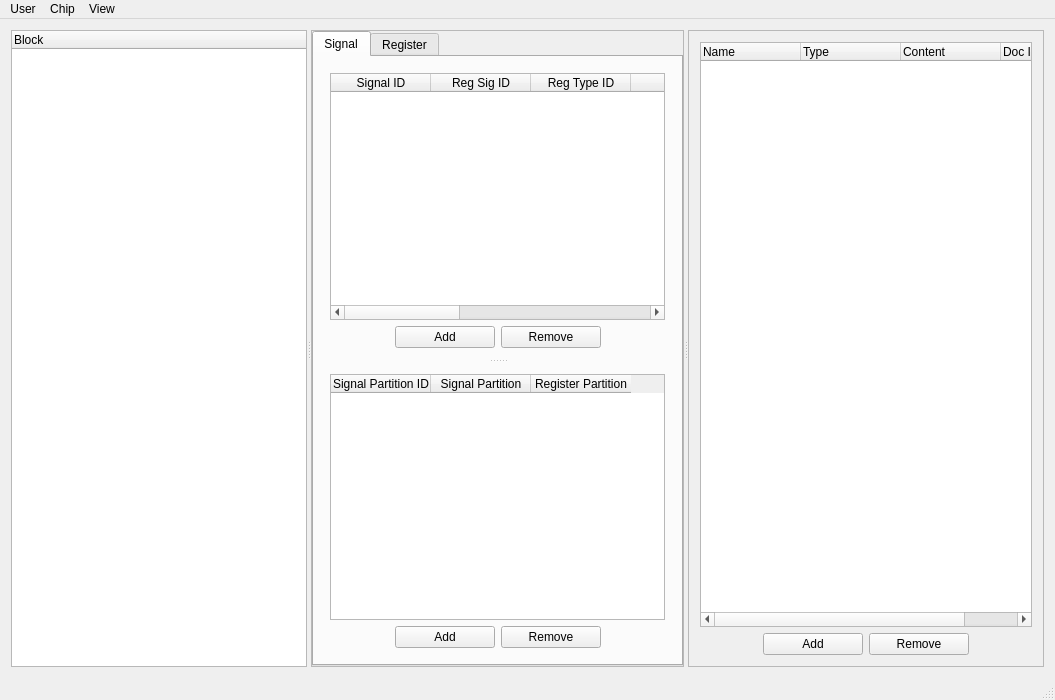
Above: register_manager.ui from ZhihongLei/IASRegisterManager before the change. Below: the same form after it.
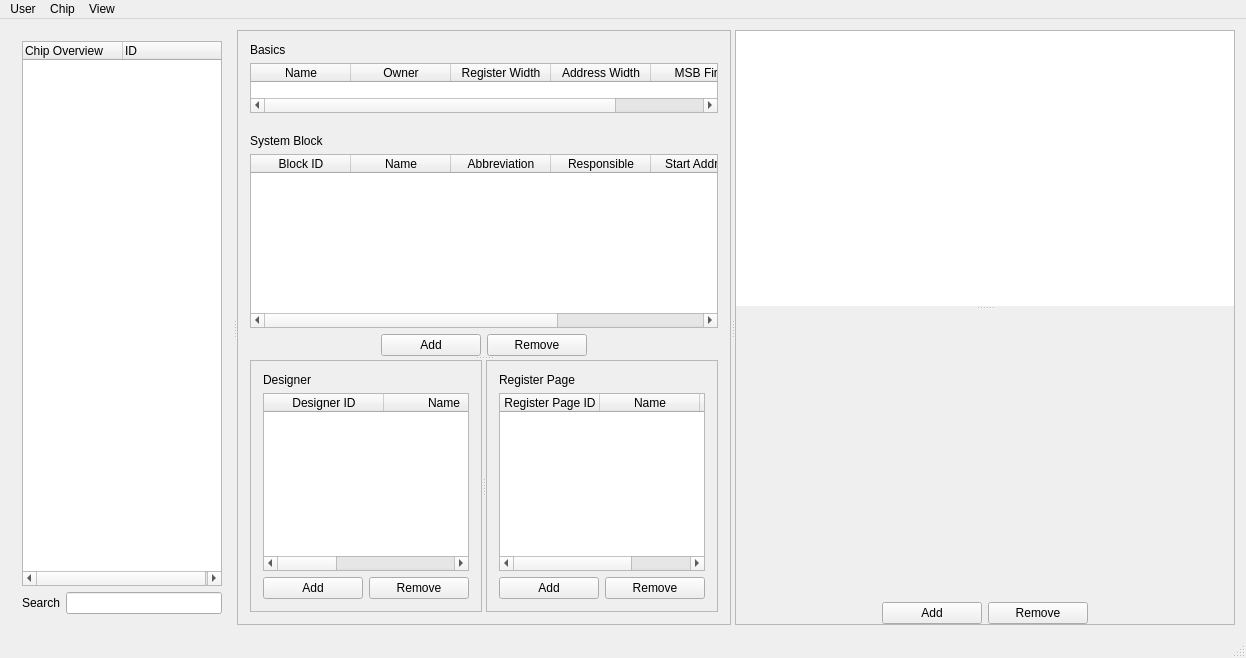
That is the form after the change. The open tabs and pages were chosen to show the change. Custom widgets are drawn as their Qt base class.

```diff
--- a/register_manager.ui
+++ b/register_manager.ui
@@ -6,8 +6,8 @@
    <rect>
     <x>0</x>
     <y>0</y>
-    <width>1055</width>
-    <height>700</height>
+    <width>1245</width>
+    <height>658</height>
    </rect>
   </property>
   <property name="sizePolicy">
@@ -20,12 +20,15 @@
    <string>IAS Register Manmager</string>
   </property>
   <widget class="QWidget" name="centralWidget">
-   <layout class="QHBoxLayout" name="horizontalLayout_4">
+   <layout class="QHBoxLayout" name="horizontalLayout_3">
     <item>
      <widget class="QSplitter" name="splitterMain">
       <property name="orientation">
        <enum>Qt::Horizontal</enum>
       </property>
+      <widget class="QWidget" name="layoutWidget">
+       <layout class="QVBoxLayout" name="layoutOverview">
+        <item>
       <widget class="QTreeWidget" name="treeWidgetBlock">
        <property name="sizePolicy">
         <sizepolicy hsizetype="Expanding" vsizetype="Expanding">
@@ -41,11 +44,39 @@
        </property>
        <column>
         <property name="text">
-         <string>Block</string>
-        </property>
-       </column>
-      </widget>
-      <widget class="QFrame" name="frameWorking">
+            <string>Chip Overview</string>
+           </property>
+          </column>
+          <column>
+           <property name="text">
+            <string>ID</string>
+           </property>
+          </column>
+         </widget>
+        </item>
+        <item>
+         <layout class="QHBoxLayout" name="layoutSearch">
+          <item>
+           <widget class="QLabel" name="labelSearch">
+            <property name="text">
+             <string>Search</string>
+            </property>
+           </widget>
+          </item>
+          <item>
+           <widget class="QLineEdit" name="lineEditSearch"/>
+          </item>
+         </layout>
+        </item>
+       </layout>
+      </widget>
+      <widget class="QFrame" name="frameMain">
+       <property name="frameShape">
+        <enum>QFrame::NoFrame</enum>
+       </property>
+       <property name="frameShadow">
+        <enum>QFrame::Raised</enum>
+       </property>
        <layout class="QHBoxLayout" name="horizontalLayout_2">
         <property name="leftMargin">
          <number>0</number>
@@ -60,23 +91,33 @@
          <number>0</number>
         </property>
         <item>
-         <widget class="QStackedWidget" name="stackedWidget">
+         <widget class="QSplitter" name="splitterWorking">
+          <property name="orientation">
+           <enum>Qt::Horizontal</enum>
+          </property>
+          <widget class="QStackedWidget" name="stackedWidgetChipEditor">
+           <property name="frameShape">
+            <enum>QFrame::StyledPanel</enum>
+           </property>
+           <property name="frameShadow">
+            <enum>QFrame::Raised</enum>
+           </property>
           <property name="currentIndex">
            <number>1</number>
           </property>
           <widget class="QWidget" name="pageChip">
            <layout class="QVBoxLayout" name="verticalLayout_12">
             <property name="leftMargin">
-             <number>0</number>
+              <number>12</number>
             </property>
             <property name="topMargin">
-             <number>0</number>
+              <number>12</number>
             </property>
             <property name="rightMargin">
-             <number>0</number>
+              <number>12</number>
             </property>
             <property name="bottomMargin">
-             <number>0</number>
+              <number>12</number>
             </property>
             <item>
              <widget class="QSplitter" name="splitter_4">
@@ -86,14 +127,20 @@
               <property name="childrenCollapsible">
                <bool>false</bool>
               </property>
-              <widget class="QFrame" name="frame_2">
-               <property name="frameShape">
-                <enum>QFrame::StyledPanel</enum>
-               </property>
-               <property name="frameShadow">
-                <enum>QFrame::Raised</enum>
-               </property>
+               <widget class="QFrame" name="frameBlocks">
                <layout class="QHBoxLayout" name="horizontalLayout_13">
+                 <property name="leftMargin">
+                  <number>0</number>
+                 </property>
+                 <property name="topMargin">
+                  <number>0</number>
+                 </property>
+                 <property name="rightMargin">
+                  <number>0</number>
+                 </property>
+                 <property name="bottomMargin">
+                  <number>0</number>
+                 </property>
                 <item>
                  <layout class="QVBoxLayout" name="verticalLayout_9">
                   <item>
@@ -336,7 +383,7 @@
                <property name="childrenCollapsible">
                 <bool>false</bool>
                </property>
-               <widget class="QFrame" name="frame">
+                <widget class="QFrame" name="frameDesigner">
                 <property name="frameShape">
                  <enum>QFrame::StyledPanel</enum>
                 </property>
@@ -344,6 +391,18 @@
                  <enum>QFrame::Raised</enum>
                 </property>
                 <layout class="QHBoxLayout" name="horizontalLayout_17">
+                  <property name="leftMargin">
+                   <number>12</number>
+                  </property>
+                  <property name="topMargin">
+                   <number>12</number>
+                  </property>
+                  <property name="rightMargin">
+                   <number>12</number>
+                  </property>
+                  <property name="bottomMargin">
+                   <number>12</number>
+                  </property>
                  <item>
                   <layout class="QVBoxLayout" name="verticalLayout_7">
                    <item>
@@ -472,7 +531,7 @@
                  </item>
                 </layout>
                </widget>
-               <widget class="QFrame" name="frame_3">
+                <widget class="QFrame" name="frameRegPage">
                 <property name="frameShape">
                  <enum>QFrame::StyledPanel</enum>
                 </property>
@@ -480,6 +539,18 @@
                  <enum>QFrame::Raised</enum>
                 </property>
                 <layout class="QHBoxLayout" name="horizontalLayout_16">
+                  <property name="leftMargin">
+                   <number>12</number>
+                  </property>
+                  <property name="topMargin">
+                   <number>12</number>
+                  </property>
+                  <property name="rightMargin">
+                   <number>12</number>
+                  </property>
+                  <property name="bottomMargin">
+                   <number>12</number>
+                  </property>
                  <item>
                   <layout class="QVBoxLayout" name="verticalLayout_8">
                    <item>
@@ -611,35 +682,7 @@
            </layout>
           </widget>
           <widget class="QWidget" name="pageSystem">
-           <layout class="QHBoxLayout" name="horizontalLayout_15">
-            <property name="leftMargin">
-             <number>0</number>
-            </property>
-            <property name="topMargin">
-             <number>0</number>
-            </property>
-            <property name="rightMargin">
-             <number>0</number>
-            </property>
-            <property name="bottomMargin">
-             <number>0</number>
-            </property>
-            <item>
-             <widget class="QSplitter" name="splitterWorking">
-              <property name="orientation">
-               <enum>Qt::Horizontal</enum>
-              </property>
-              <property name="childrenCollapsible">
-               <bool>false</bool>
-              </property>
-              <widget class="QFrame" name="frameTab">
-               <property name="frameShape">
-                <enum>QFrame::StyledPanel</enum>
-               </property>
-               <property name="frameShadow">
-                <enum>QFrame::Raised</enum>
-               </property>
-               <layout class="QHBoxLayout" name="horizontalLayout_3">
+            <layout class="QVBoxLayout" name="verticalLayout_14">
                 <property name="leftMargin">
                  <number>0</number>
                 </property>
@@ -657,6 +700,12 @@
                   <property name="enabled">
                    <bool>true</bool>
                   </property>
+               <property name="sizePolicy">
+                <sizepolicy hsizetype="Preferred" vsizetype="Expanding">
+                 <horstretch>0</horstretch>
+                 <verstretch>0</verstretch>
+                </sizepolicy>
+               </property>
                   <property name="minimumSize">
                    <size>
                     <width>300</width>
@@ -865,6 +914,9 @@
                           <property name="selectionBehavior">
                            <enum>QAbstractItemView::SelectRows</enum>
                           </property>
+                       <attribute name="horizontalHeaderStretchLastSection">
+                        <bool>false</bool>
+                       </attribute>
                           <attribute name="verticalHeaderVisible">
                            <bool>false</bool>
                           </attribute>
@@ -886,6 +938,11 @@
                             <string>Register Partition</string>
                            </property>
                           </column>
+                       <column>
+                        <property name="text">
+                         <string>Register Partition ID</string>
+                        </property>
+                       </column>
                          </widget>
                         </item>
                         <item>
@@ -1112,6 +1169,9 @@
                        <property name="selectionBehavior">
                         <enum>QAbstractItemView::SelectRows</enum>
                        </property>
+                    <attribute name="horizontalHeaderStretchLastSection">
+                     <bool>false</bool>
+                    </attribute>
                        <attribute name="verticalHeaderVisible">
                         <bool>false</bool>
                        </attribute>
@@ -1133,6 +1193,11 @@
                          <string>Signal Partition</string>
                         </property>
                        </column>
+                    <column>
+                     <property name="text">
+                      <string>Signal Partition ID</string>
+                     </property>
+                    </column>
                       </widget>
                      </widget>
                     </item>
@@ -1141,20 +1206,73 @@
                  </widget>
                 </item>
                </layout>
+           </widget>
               </widget>
               <widget class="QFrame" name="frameDoc">
+           <property name="minimumSize">
+            <size>
+             <width>500</width>
+             <height>0</height>
+            </size>
+           </property>
                <property name="frameShape">
                 <enum>QFrame::StyledPanel</enum>
                </property>
                <property name="frameShadow">
                 <enum>QFrame::Raised</enum>
                </property>
-               <layout class="QVBoxLayout" name="verticalLayout_10">
+           <layout class="QVBoxLayout" name="verticalLayout_15">
+            <property name="leftMargin">
+             <number>0</number>
+            </property>
+            <property name="topMargin">
+             <number>0</number>
+            </property>
+            <property name="rightMargin">
+             <number>0</number>
+            </property>
+            <property name="bottomMargin">
+             <number>0</number>
+            </property>
+            <item>
+             <widget class="QStackedWidget" name="stackedWidgetDoc">
+              <property name="frameShape">
+               <enum>QFrame::NoFrame</enum>
+              </property>
+              <property name="frameShadow">
+               <enum>QFrame::Raised</enum>
+              </property>
+              <property name="currentIndex">
+               <number>1</number>
+              </property>
+              <widget class="QWidget" name="pageDocOverview">
+               <layout class="QVBoxLayout" name="verticalLayout_13">
+                <property name="leftMargin">
+                 <number>0</number>
+                </property>
+                <property name="topMargin">
+                 <number>0</number>
+                </property>
+                <property name="rightMargin">
+                 <number>0</number>
+                </property>
+                <property name="bottomMargin">
+                 <number>0</number>
+                </property>
                 <item>
                  <widget class="QTreeWidget" name="treeWidgetDoc">
                   <property name="contextMenuPolicy">
                    <enum>Qt::CustomContextMenu</enum>
                   </property>
+                  <property name="frameShape">
+                   <enum>QFrame::NoFrame</enum>
+                  </property>
+                  <property name="uniformRowHeights">
+                   <bool>false</bool>
+                  </property>
+                  <property name="animated">
+                   <bool>false</bool>
+                  </property>
                   <attribute name="headerStretchLastSection">
                    <bool>true</bool>
                   </attribute>
@@ -1180,8 +1298,89 @@
                   </column>
                  </widget>
                 </item>
+               </layout>
+              </widget>
+              <widget class="QWidget" name="pageDocTable">
+               <layout class="QVBoxLayout" name="verticalLayout_10">
+                <property name="leftMargin">
+                 <number>0</number>
+                </property>
+                <property name="topMargin">
+                 <number>0</number>
+                </property>
+                <property name="rightMargin">
+                 <number>0</number>
+                </property>
+                <property name="bottomMargin">
+                 <number>0</number>
+                </property>
                 <item>
-                 <layout class="QHBoxLayout" name="horizontalLayout_12">
+                 <widget class="QSplitter" name="splitterDoc">
+                  <property name="sizePolicy">
+                   <sizepolicy hsizetype="Preferred" vsizetype="Expanding">
+                    <horstretch>0</horstretch>
+                    <verstretch>0</verstretch>
+                   </sizepolicy>
+                  </property>
+                  <property name="orientation">
+                   <enum>Qt::Vertical</enum>
+                  </property>
+                  <widget class="QTableWidget" name="tableDoc">
+                   <property name="contextMenuPolicy">
+                    <enum>Qt::CustomContextMenu</enum>
+                   </property>
+                   <property name="frameShape">
+                    <enum>QFrame::NoFrame</enum>
+                   </property>
+                   <property name="editTriggers">
+                    <set>QAbstractItemView::NoEditTriggers</set>
+                   </property>
+                   <property name="selectionMode">
+                    <enum>QAbstractItemView::SingleSelection</enum>
+                   </property>
+                   <property name="selectionBehavior">
+                    <enum>QAbstractItemView::SelectRows</enum>
+                   </property>
+                   <attribute name="horizontalHeaderVisible">
+                    <bool>false</bool>
+                   </attribute>
+                   <attribute name="horizontalHeaderStretchLastSection">
+                    <bool>true</bool>
+                   </attribute>
+                   <attribute name="verticalHeaderVisible">
+                    <bool>false</bool>
+                   </attribute>
+                   <attribute name="verticalHeaderDefaultSectionSize">
+                    <number>24</number>
+                   </attribute>
+                   <column>
+                    <property name="text">
+                     <string>ID</string>
+                    </property>
+                   </column>
+                   <column>
+                    <property name="text">
+                     <string>Type</string>
+                    </property>
+                   </column>
+                   <column>
+                    <property name="text">
+                     <string>Content</string>
+                    </property>
+                   </column>
+                  </widget>
+                  <widget class="DocumentEditor" name="documentEditor" native="true">
+                   <property name="minimumSize">
+                    <size>
+                     <width>0</width>
+                     <height>200</height>
+                    </size>
+                   </property>
+                  </widget>
+                 </widget>
+                </item>
+                <item>
+                 <layout class="QHBoxLayout" name="layoutDocAddRemove">
                   <item>
                    <spacer name="horizontalSpacer_7">
                     <property name="orientation">
@@ -1267,7 +1466,7 @@
     <rect>
      <x>0</x>
      <y>0</y>
-     <width>1055</width>
+     <width>1245</width>
      <height>22</height>
     </rect>
    </property>
@@ -1293,7 +1492,7 @@
     <property name="title">
      <string>View</string>
     </property>
-    <addaction name="actionBlockEditorView"/>
+    <addaction name="actionChipEditorView"/>
     <addaction name="actionDocEditorView"/>
    </widget>
    <addaction name="menuUser"/>
@@ -1321,7 +1520,7 @@
     <string>Open Chip</string>
    </property>
   </action>
-  <action name="actionBlockEditorView">
+  <action name="actionChipEditorView">
    <property name="checkable">
     <bool>true</bool>
    </property>
@@ -1329,7 +1528,7 @@
     <bool>true</bool>
    </property>
    <property name="text">
-    <string>Block Editor</string>
+    <string>Chip Editor</string>
    </property>
   </action>
   <action name="actionDocEditorView">
@@ -1360,6 +1559,14 @@
   </action>
  </widget>
  <layoutdefault spacing="6" margin="11"/>
+ <customwidgets>
+  <customwidget>
+   <class>DocumentEditor</class>
+   <extends>QWidget</extends>
+   <header>document_editor.h</header>
+   <container>1</container>
+  </customwidget>
+ </customwidgets>
  <resources/>
  <connections/>
 </ui>
```
Lines whose indentation alone changed are shown as unchanged.
